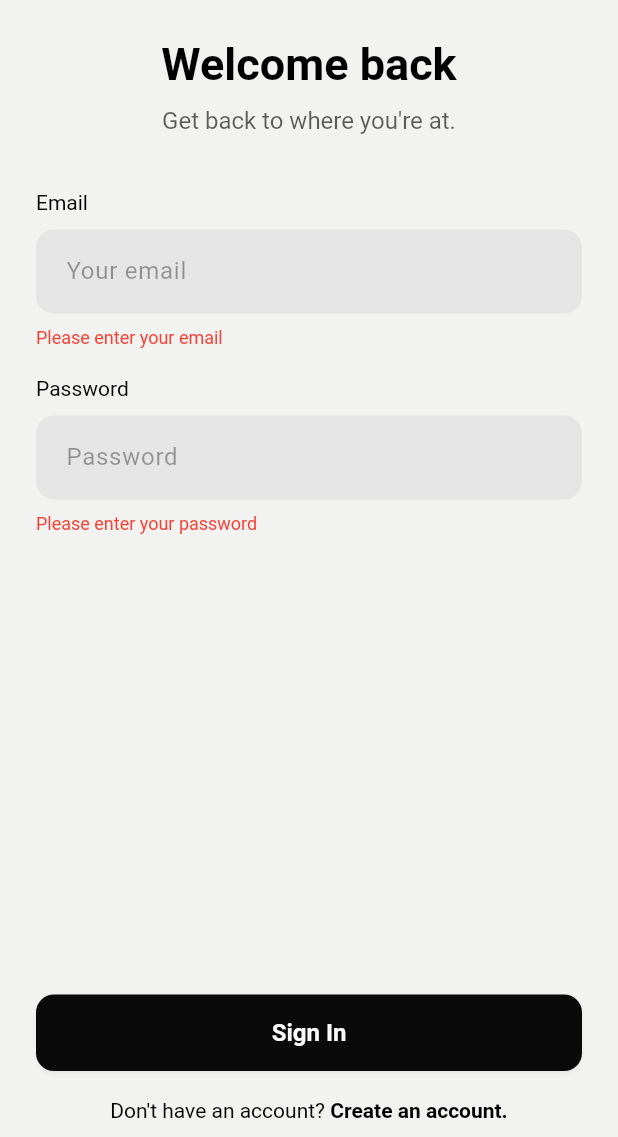
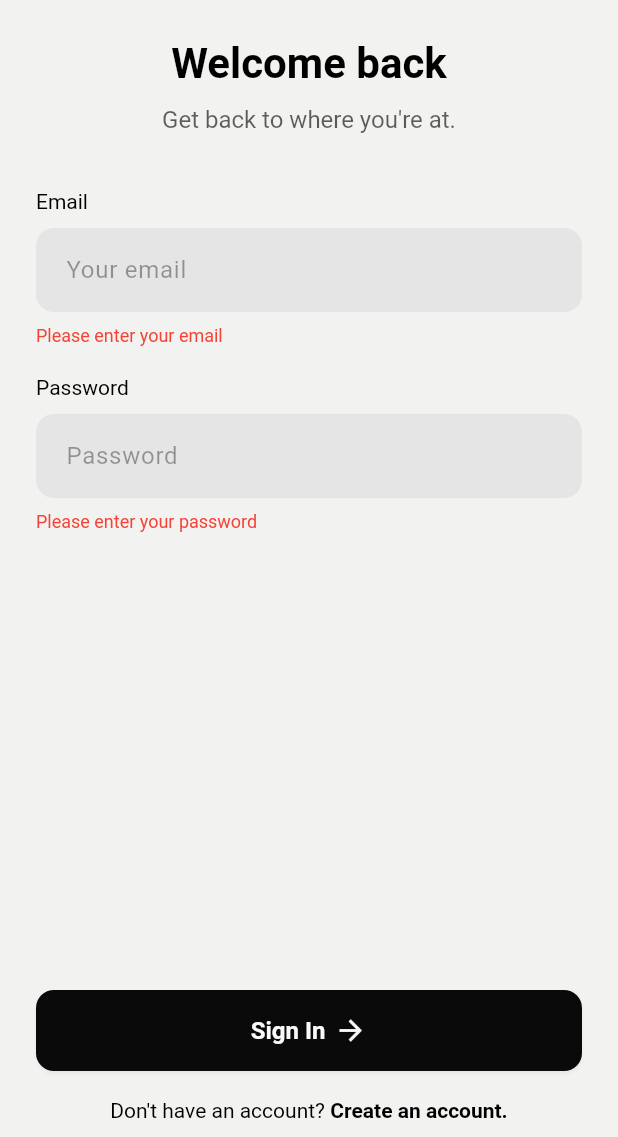
Before and after one commit to sunenvidiado-nx/where-im-at-app, a Flutter app: the screen it shows after launch, after a tap on "Sign In", on a phone screen of 412 x 824 dp, the part 99-1236 px from its top. Run offline on Flutter 3.47's test engine with Material 3 defaults, Android fonts, the phone set to English and light mode, and no system bars; our stand-ins replace adaptive_dialog, cached_network_image, cloud_firestore, dart_mappable, envied, firebase_auth and 15 more; missing offline and left inert: flutter_keyboard_visibility_temp_fork, flutter_map_cached_tile_provider; accounts and stored records are empty; generated files the repository leaves out were written again; statements that could not run were skipped.

Commit message:
feat: ✨ Create screen for "no location services"

```diff
--- a/lib/app/router/router_config.dart
+++ b/lib/app/router/router_config.dart
@@ -8,6 +8,7 @@ import 'package:where_im_at/ui/features/home/home_screen.dart';
 import 'package:where_im_at/ui/features/home/home_screen_cubit.dart';
 import 'package:where_im_at/ui/features/login/login_screen.dart';
 import 'package:where_im_at/ui/features/login/login_screen_cubit.dart';
+import 'package:where_im_at/ui/features/no_location_services/no_location_services_screen.dart';
 import 'package:where_im_at/ui/features/register/register_screen.dart';
 import 'package:where_im_at/ui/features/set_up_profile/set_up_profile_screen.dart';
 import 'package:where_im_at/ui/features/set_up_profile/set_up_profile_screen_cubit.dart';
@@ -22,6 +23,11 @@ abstract class RouterConfig {
           path: Routes.root,
           name: Routes.root,
           redirect: (context, state) => Routes.home,
+        ),
+        GoRoute(
+          path: Routes.noLocationServices,
+          name: Routes.noLocationServices,
+          builder: (context, state) => const NoLocationServicesScreen(),
         ),
         GoRoute(
           path: Routes.register,
--- a/lib/app/router/routes.dart
+++ b/lib/app/router/routes.dart
@@ -4,4 +4,5 @@ abstract class Routes {
   static const login = '/login';
   static const register = '/register';
   static const setUpProfile = '/set-up-profile';
+  static const noLocationServices = '/no-location-services';
 }
--- a/lib/data/services/location_service.dart
+++ b/lib/data/services/location_service.dart
@@ -1,17 +1,20 @@
 import 'package:geolocator/geolocator.dart';
+import 'package:go_router/go_router.dart';
 import 'package:injectable/injectable.dart';
-import 'package:where_im_at/l10n/l10n.dart';
+import 'package:where_im_at/app/router/routes.dart';
 
 @singleton
 class LocationService {
-  const LocationService();
+  const LocationService(this._router);
+
+  final GoRouter _router;
 
   Future<void> initialize() async {
     try {
       var serviceEnabled = await Geolocator.isLocationServiceEnabled();
 
       if (!serviceEnabled) {
-        throw Exception(l10n.locationServiceDisabledMessage);
+        throw Exception();
       }
 
       var permission = await Geolocator.checkPermission();
@@ -20,21 +23,26 @@ class LocationService {
         permission = await Geolocator.requestPermission();
 
         if (permission == LocationPermission.denied) {
-          throw Exception(l10n.locationServiceDisabledMessage);
+          throw Exception();
         }
       }
 
       if (permission == LocationPermission.deniedForever) {
-        throw Exception(l10n.locationServiceDisabledMessage);
+        throw Exception();
       }
-    } catch (e) {
-      // TODO Redirect to error page
+    } catch (_) {
+      _router.go(Routes.noLocationServices);
     }
   }
 
   Future<Position> getCurrentLocation([
     LocationAccuracy accuracy = LocationAccuracy.high,
   ]) async {
+    final serviceEnabled = await Geolocator.isLocationServiceEnabled();
+    if (!serviceEnabled) {
+      _router.go(Routes.noLocationServices);
+      throw Exception('Location services disabled');
+    }
     return Geolocator.getCurrentPosition(
       locationSettings:
           LocationSettings(accuracy: accuracy, distanceFilter: 100),
@@ -43,9 +51,13 @@ class LocationService {
 
   Stream<Position> streamCurrentLocation([
     LocationAccuracy accuracy = LocationAccuracy.bestForNavigation,
-  ]) =>
-      Geolocator.getPositionStream(
-        locationSettings:
-            LocationSettings(accuracy: accuracy, distanceFilter: 100),
-      );
+  ]) {
+    return Geolocator.getPositionStream(
+      locationSettings:
+          LocationSettings(accuracy: accuracy, distanceFilter: 100),
+    ).handleError((error) {
+      _router.go(Routes.noLocationServices);
+      throw error;
+    });
+  }
 }
--- a/lib/l10n/app_en.arb
+++ b/lib/l10n/app_en.arb
@@ -37,5 +37,9 @@
   "setUpProfileUsernameContainsSpaceError": "Username cannot contain spaces",
   "setUpProfileUsernameTooShortError": "Username must be at least 3 characters long",
   "setUpProfileUsernameTooLongError": "Username cannot be longer than 16 characters",
-  "setUpProfileSetupButton": "Set up profile"
+  "setUpProfileSetupButton": "Set up profile",
+  "locationServicesDisabledTitle": "Location Services Disabled",
+  "locationServicesDisabledMessage": "This app needs location access to work properly. Please check your ",
+  "locationServicesDisabledSettings": "device settings",
+  "locationServicesDisabledAndEnable": " and enable the location services."
 }
--- a/lib/ui/features/login/login_screen.dart
+++ b/lib/ui/features/login/login_screen.dart
@@ -57,10 +57,7 @@ class _LoginScreenState extends State<LoginScreen> {
 
   void _listener(BuildContext context, LoginScreenState state) {
     if (state.errorMessage != null) {
-      context.showSnackbar(
-        state.errorMessage!,
-        type: AppSnackbarType.error,
-      );
+      context.showSnackbar(state.errorMessage!, type: AppSnackbarType.error);
     }
   }
 
@@ -73,7 +70,7 @@ class _LoginScreenState extends State<LoginScreen> {
         const SizedBox(height: 24),
         Text(
           context.l10n.loginTitle,
-          style: context.primaryTextTheme.displaySmall?.copyWith(fontSize: 30),
+          style: context.primaryTextTheme.headlineMedium,
         ),
         const SizedBox(height: 8),
         Text(
@@ -148,7 +145,19 @@ class _LoginScreenState extends State<LoginScreen> {
                           if (_cubit.state.didLogIn) context.go(Routes.home);
                         }
                       },
-                child: Text(context.l10n.signInButton),
+                // child: Text(context.l10n.signInButton),
+                child: Row(
+                  mainAxisSize: MainAxisSize.min,
+                  children: [
+                    Text(context.l10n.signInButton),
+                    const SizedBox(width: 6),
+                    Icon(
+                      Icons.arrow_forward,
+                      size: 22,
+                      color: context.colorScheme.surface,
+                    ),
+                  ],
+                ),
               );
             },
           ),
```
Also changed, not shown: lib/ui/features/no_location_services/no_location_services_screen.dart (added, +71 -0 lines), lib/ui/features/register/register_screen.dart (+15 -4 lines).
